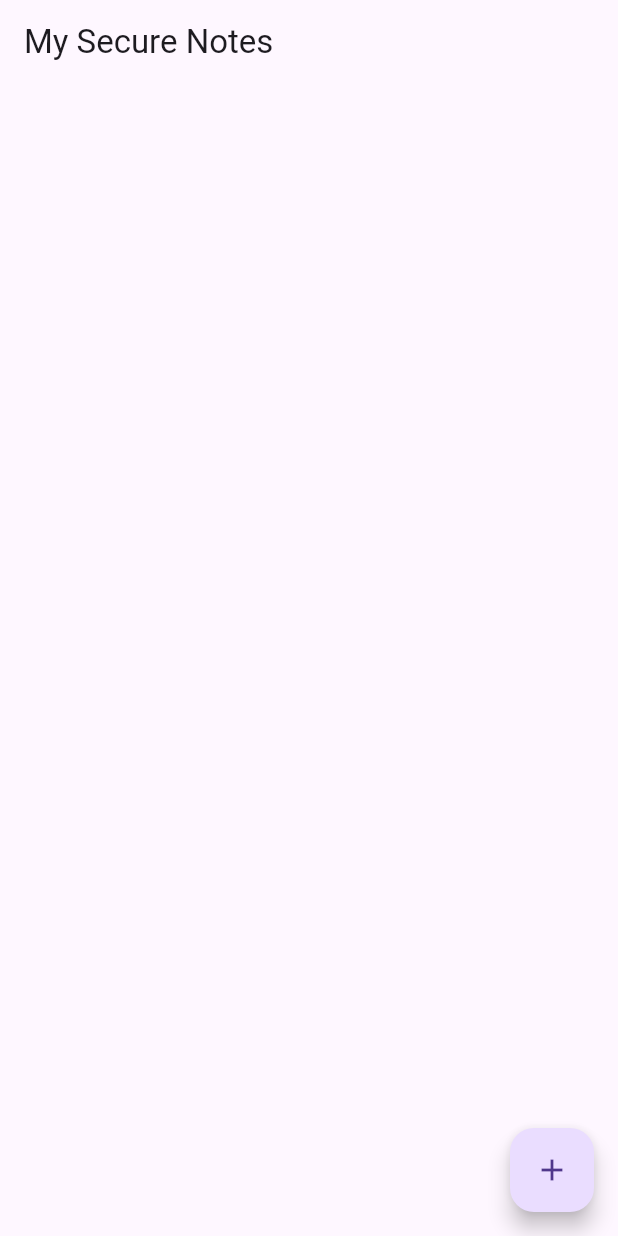
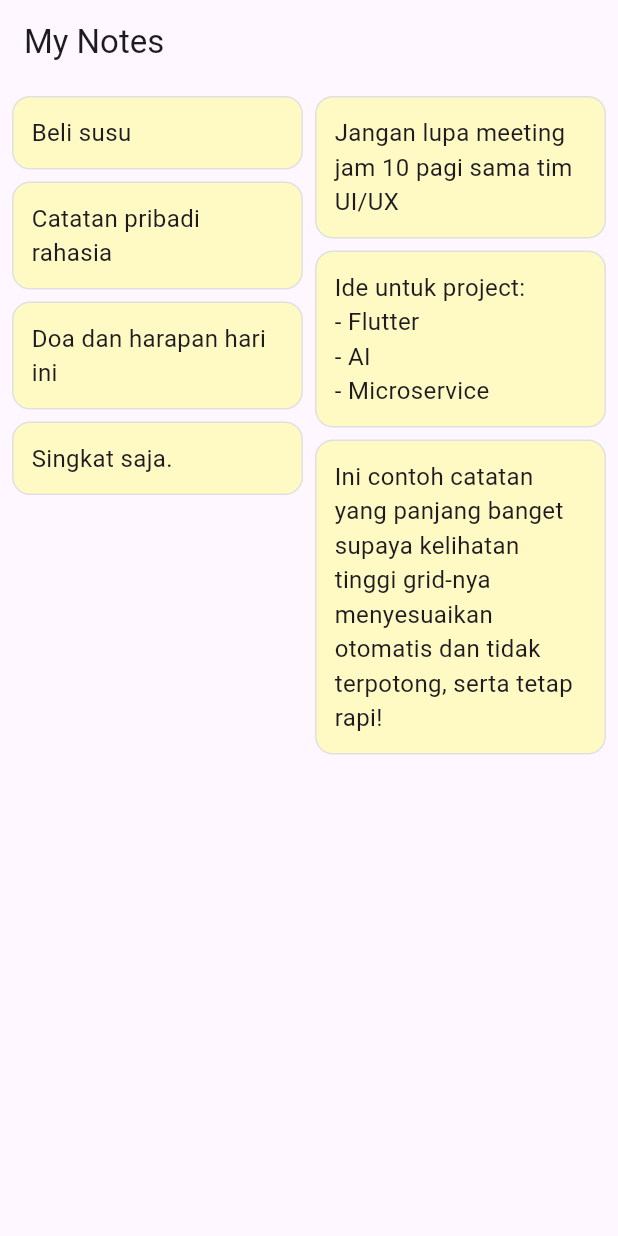
Before and after one commit to Kennedi27/pardikte, a Flutter app: the screen it shows after launch, on a phone screen of 412 x 824 dp. Run offline on Flutter 3.47's test engine with Material 3 defaults, Android fonts, the phone set to English and light mode, and no system bars; our stand-ins replace sqflite; missing offline and left inert: encrypt; accounts and stored records are empty; statements that could not run were skipped.

Commit message:
grid test

```diff
--- /dev/null
+++ b/lib/features/notes/screens/grid_test.dart
@@ -0,0 +1,28 @@
+import 'package:flutter/material.dart';
+import 'package:pardikte/features/notes/widgets/explore_grid.dart';
+
+class GridTest extends StatelessWidget {
+  final List<String> dummyNotes = [
+    "Beli susu",
+    "Jangan lupa meeting jam 10 pagi sama tim UI/UX",
+    "Catatan pribadi rahasia",
+    "Ide untuk project: \n- Flutter\n- AI\n- Microservice",
+    "Doa dan harapan hari ini",
+    "Singkat saja.",
+    "Ini contoh catatan yang panjang banget supaya kelihatan tinggi grid-nya menyesuaikan otomatis dan tidak terpotong, serta tetap rapi!",
+  ];
+
+  @override
+  Widget build(BuildContext context) {
+    return MaterialApp(
+      title: 'Note Grid Demo',
+      home: Scaffold(
+        appBar: AppBar(title: Text('My Notes')),
+        body: Padding(
+          padding: const EdgeInsets.all(8.0),
+          child: NoteGrid(notes: dummyNotes),
+        ),
+      ),
+    );
+  }
+}
--- /dev/null
+++ b/lib/features/notes/widgets/explore_grid.dart
@@ -0,0 +1,35 @@
+import 'package:flutter/material.dart';
+import 'package:flutter_staggered_grid_view/flutter_staggered_grid_view.dart';
+
+class NoteGrid extends StatelessWidget {
+  final List<String> notes;
+
+  const NoteGrid({
+    Key? key,
+    required this.notes,
+  }) : super(key: key);
+
+  @override
+  Widget build(BuildContext context) {
+    return MasonryGridView.count(
+      crossAxisCount: 2, // 2 kolom, bisa kamu ganti jadi 3
+      mainAxisSpacing: 8,
+      crossAxisSpacing: 8,
+      itemCount: notes.length,
+      itemBuilder: (context, index) {
+        return Container(
+          padding: const EdgeInsets.all(12),
+          decoration: BoxDecoration(
+            color: Colors.yellow.shade100,
+            borderRadius: BorderRadius.circular(12),
+            border: Border.all(color: Colors.grey.shade300),
+          ),
+          child: Text(
+            notes[index],
+            style: const TextStyle(fontSize: 16),
+          ),
+        );
+      },
+    );
+  }
+}
--- a/lib/main.dart
+++ b/lib/main.dart
@@ -3,6 +3,7 @@ import 'package:pardikte/core/utils/crypto_helper.dart';
 import 'package:pardikte/data/database/notes_database.dart';
 import 'package:pardikte/data/models/node_model.dart';
 import 'package:pardikte/features/notes/provider/notes_provider.dart';
+import 'package:pardikte/features/notes/screens/grid_test.dart';
 import 'package:pardikte/features/notes/screens/notes_list_screen.dart';
 import 'package:provider/provider.dart';
 import 'data/repository/note_repository.dart';
@@ -36,7 +37,7 @@ class MyApp extends StatelessWidget {
         theme: ThemeData(
           primarySwatch: Colors.blue,
         ),
-        home: NotesListScreen(),
+        home: GridTest(),
         onGenerateRoute: (settings) {
           if (settings.name == '/note_detail') {
             final note = settings.arguments as Note;
--- a/pubspec.yaml
+++ b/pubspec.yaml
@@ -21,6 +21,7 @@ dependencies:
   http: ^1.3.0
   file_picker: ^10.1.2
   uuid: ^4.5.1
+  flutter_staggered_grid_view: ^0.7.0
 
 dev_dependencies:
   flutter_test:
```
Also changed, not shown: pubspec.lock, 4 other files.
